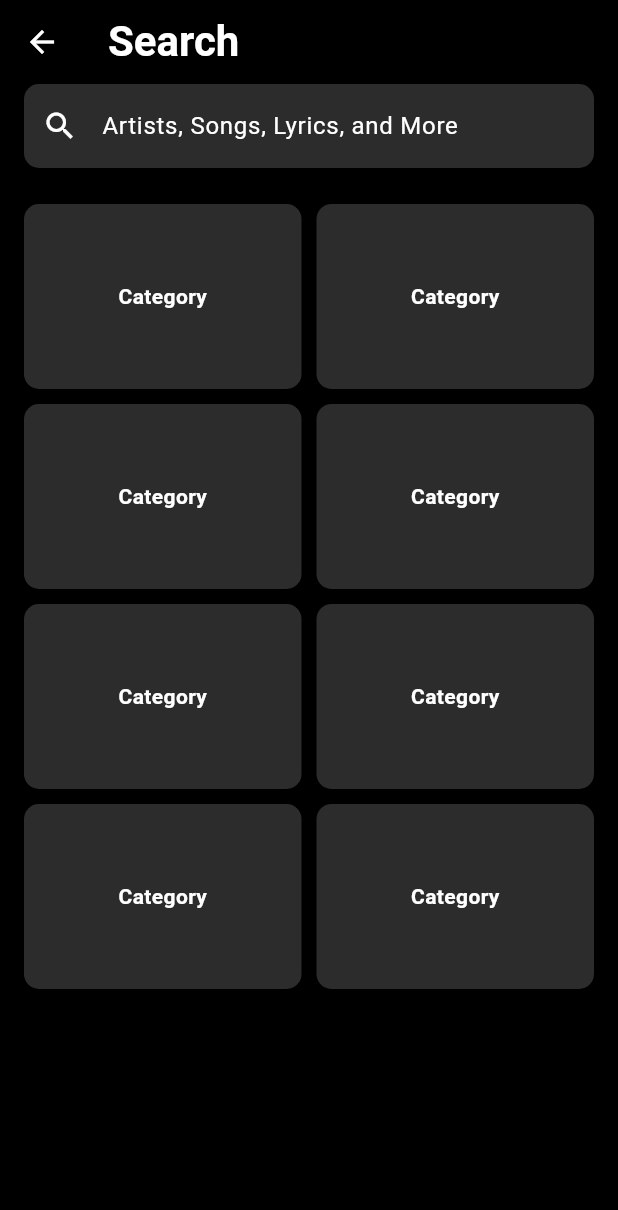
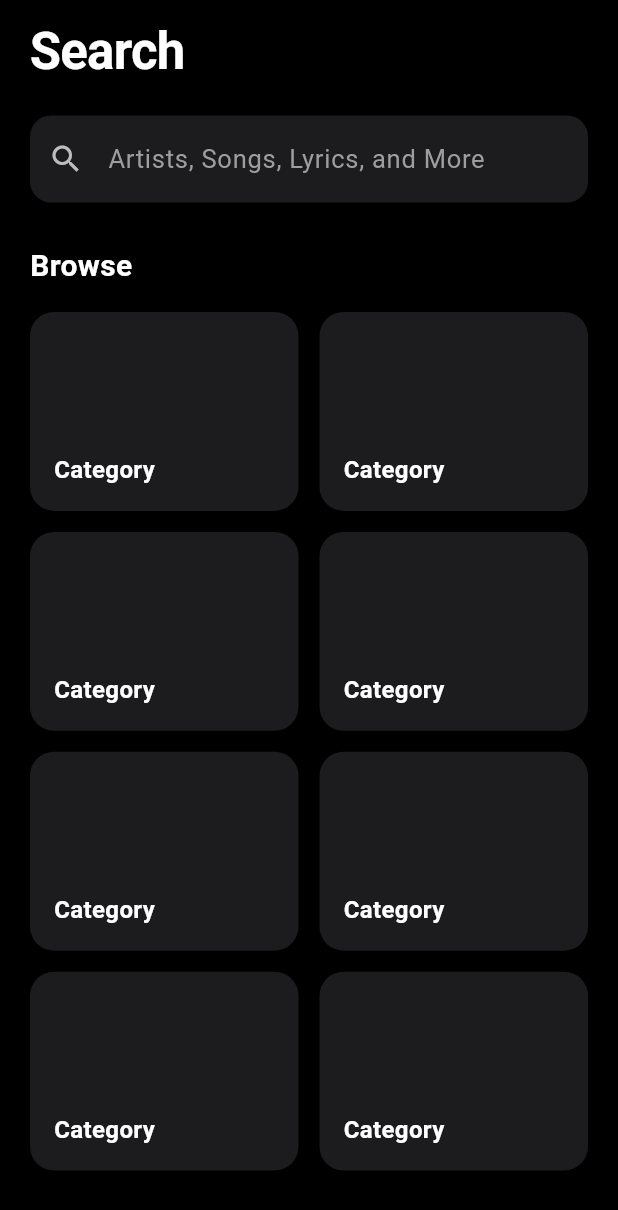
Before and after one commit to Auxistra/AUXISTRA-2.0, a Flutter app: the SearchScreen screen opened directly, on a phone screen of 412 x 824 dp. Shown: the top 1210 px of the screen. Run offline on Flutter 3.47's test engine with Material 3 defaults, Android fonts, the phone set to English and light mode, and no system bars.

Commit message:
Refactor search screen layout
Updated the layout and styling of the search screen, including changes to the app bar, search field, and category sections.

```diff
--- a/lib/screens/search_screen.dart
+++ b/lib/screens/search_screen.dart
@@ -6,44 +6,95 @@ class SearchScreen extends StatelessWidget {
   @override
   Widget build(BuildContext context) {
     return Scaffold(
-      appBar: AppBar(
-        title: const Text('Search', style: TextStyle(fontWeight: FontWeight.bold, fontSize: 28)),
-        backgroundColor: Colors.transparent,
-        elevation: 0,
+      backgroundColor: Colors.black,
+
+      body: SafeArea(
+        child: Padding(
+          padding: const EdgeInsets.symmetric(horizontal: 20),
+          child: Column(
+            crossAxisAlignment: CrossAxisAlignment.start,
+            children: [
+
+              const SizedBox(height: 10),
+
+              /// Title
+              const Text(
+                'Search',
+                style: TextStyle(
+                  fontSize: 34,
+                  fontWeight: FontWeight.w700,
+                  letterSpacing: -0.5,
                 ),
-      body: Padding(
-        padding: const EdgeInsets.symmetric(horizontal: 16.0),
-        child: Column(
-          children: [
+              ),
+
+              const SizedBox(height: 18),
+
+              /// Search Field
               TextField(
+                style: const TextStyle(fontSize: 17),
                 decoration: InputDecoration(
                   hintText: 'Artists, Songs, Lyrics, and More',
-                prefixIcon: const Icon(Icons.search),
+                  hintStyle: TextStyle(
+                    color: Colors.grey.shade500,
+                  ),
+                  prefixIcon: Icon(
+                    Icons.search,
+                    color: Colors.grey.shade400,
+                  ),
                   filled: true,
-                fillColor: const Color(0xFF2C2C2C),
+                  fillColor: const Color(0xFF1C1C1E),
+                  contentPadding: const EdgeInsets.symmetric(
+                    vertical: 16,
+                  ),
                   border: OutlineInputBorder(
-                  borderRadius: BorderRadius.circular(10),
+                    borderRadius: BorderRadius.circular(14),
                     borderSide: BorderSide.none,
                   ),
                 ),
               ),
-            const SizedBox(height: 24),
+
+              const SizedBox(height: 28),
+
+              /// Category Section Label
+              const Text(
+                'Browse',
+                style: TextStyle(
+                  fontSize: 20,
+                  fontWeight: FontWeight.w600,
+                ),
+              ),
+
+              const SizedBox(height: 16),
+
+              /// Category Grid
               Expanded(
                 child: GridView.builder(
-                gridDelegate: const SliverGridDelegateWithFixedCrossAxisCount(
+                  physics: const BouncingScrollPhysics(),
+                  gridDelegate:
+                      const SliverGridDelegateWithFixedCrossAxisCount(
                     crossAxisCount: 2,
-                  crossAxisSpacing: 10,
-                  mainAxisSpacing: 10,
-                  childAspectRatio: 1.5,
+                    crossAxisSpacing: 14,
+                    mainAxisSpacing: 14,
+                    childAspectRatio: 1.35,
                   ),
                   itemCount: 8,
                   itemBuilder: (context, index) {
                     return Container(
+                      padding: const EdgeInsets.all(16),
                       decoration: BoxDecoration(
-                      color: const Color(0xFF2C2C2C),
-                      borderRadius: BorderRadius.circular(10),
+                        color: const Color(0xFF1C1C1E),
+                        borderRadius: BorderRadius.circular(16),
                       ),
-                    child: const Center(child: Text('Category', style: TextStyle(fontWeight: FontWeight.bold))),
+                      child: const Align(
+                        alignment: Alignment.bottomLeft,
+                        child: Text(
+                          'Category',
+                          style: TextStyle(
+                            fontSize: 16,
+                            fontWeight: FontWeight.w600,
+                          ),
+                        ),
+                      ),
                     );
                   },
                 ),
@@ -51,6 +102,7 @@ class SearchScreen extends StatelessWidget {
             ],
           ),
         ),
+      ),
     );
   }
 }
```
Lines whose indentation alone changed are shown as unchanged.
